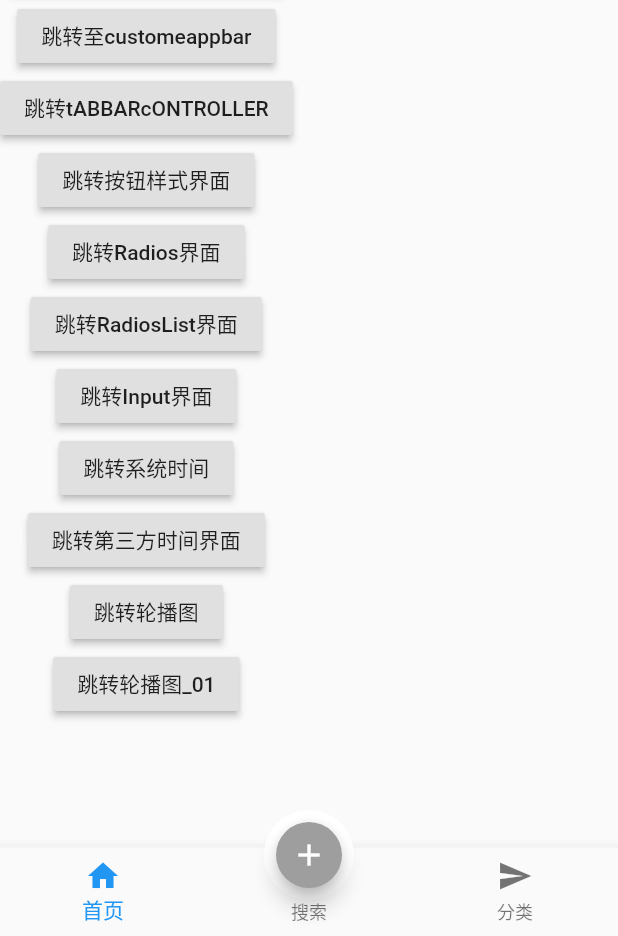
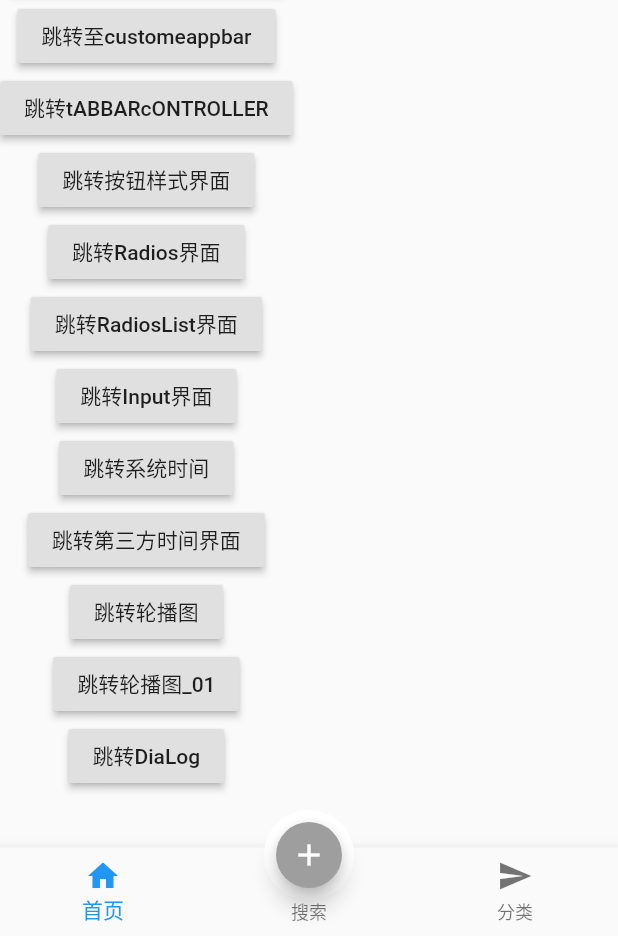
Before and after one commit to NXliujunjie/LJJFlutterDemo, a Flutter app: the screen it shows after launch, on a phone screen of 412 x 824 dp, the part 300-1236 px from its top. Run offline on Flutter 3.47's test engine with Material 2 defaults, Android fonts, the phone set to English and light mode, and no system bars; our stand-ins replace date_format, flutter_swiper; missing offline and left inert: dart:ffi, flutter_cupertino_date_picker.

Commit message:
代码提交-Dialog

```diff
--- a/flutterdemo/lib/pags/typs/Home.dart
+++ b/flutterdemo/lib/pags/typs/Home.dart
@@ -95,6 +95,12 @@ class _HomeVcState extends State<HomeVc> {
             Navigator.pushNamed(context, '/SwiperOne');
           },
         ),
+        RaisedButton( //Swiper
+          child: Text("跳转DiaLog"),
+          onPressed: () {
+            Navigator.pushNamed(context, '/DiaLogVc');
+          },
+        ),
       ],
     );
   }
--- a/flutterdemo/lib/routes/Routes.dart
+++ b/flutterdemo/lib/routes/Routes.dart
@@ -16,6 +16,7 @@ import '../pags/typs/Date.dart';
 import '../pags/typs/DateTwo.dart';
 import '../pags/typs/Swiper.dart';
 import '../pags/typs/SwiperOne.dart';
+import '../pags/typs/DiaLogVc.dart';
 /*
  * 配置路由
  */
@@ -36,6 +37,7 @@ final routes = {
   '/dateTwo':(context) => DateTwo(),
   '/Swiper':(context) => SwiperVc(),
   '/SwiperOne':(context) => SwiperOneVc(),
+  '/DiaLogVc':(context) => DiaLogVc(),
 };
 
 var onGenerateRoute = (RouteSettings settings) {
--- a/flutterdemo/pubspec.yaml
+++ b/flutterdemo/pubspec.yaml
@@ -28,6 +28,7 @@ dependencies:
   date_format: ^1.0.6
   flutter_cupertino_date_picker: ^1.0.12
   flutter_swiper: ^1.1.6
+  fluttertoast: ^3.1.2
 
 dev_dependencies:
   flutter_test:
```
Also changed, not shown: flutterdemo/lib/pags/typs/Project.dart (deleted, +0 -18 lines), flutterdemo/pubspec.lock, 4 other files.
